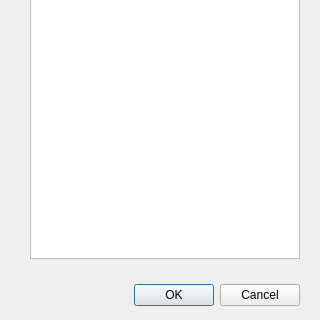
Above: savepresetdialog.ui from SpeedyCodes/RenderBender before the change; both pictures show x 0 to 320 and y 211 to 531 of the 320 by 531 pixel window. Below: the same form after it.
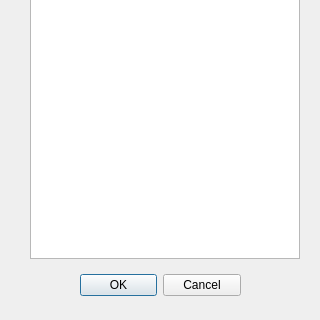
That is the form after the change.

```diff
--- a/savepresetdialog.ui
+++ b/savepresetdialog.ui
@@ -32,9 +32,9 @@
   <widget class="QDialogButtonBox" name="buttonBox">
    <property name="geometry">
     <rect>
-     <x>20</x>
-     <y>490</y>
-     <width>280</width>
+     <x>80</x>
+     <y>480</y>
+     <width>161</width>
      <height>32</height>
     </rect>
    </property>
```
Left out of the diff: 16 changed lines with no effect on the pictures.
